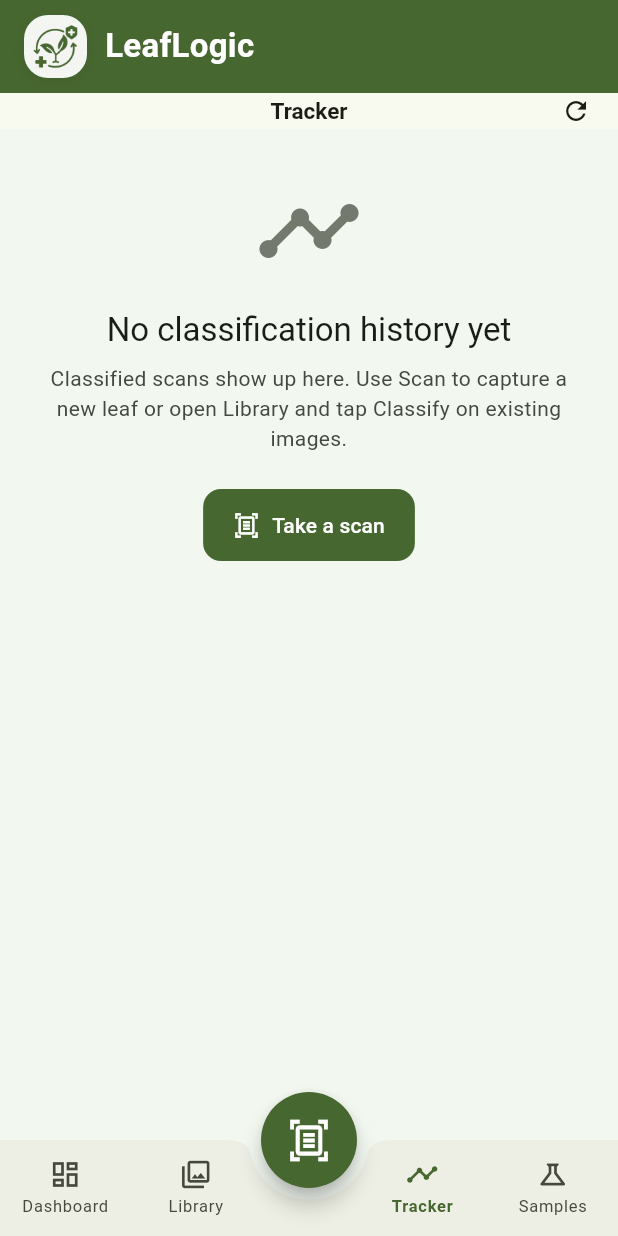
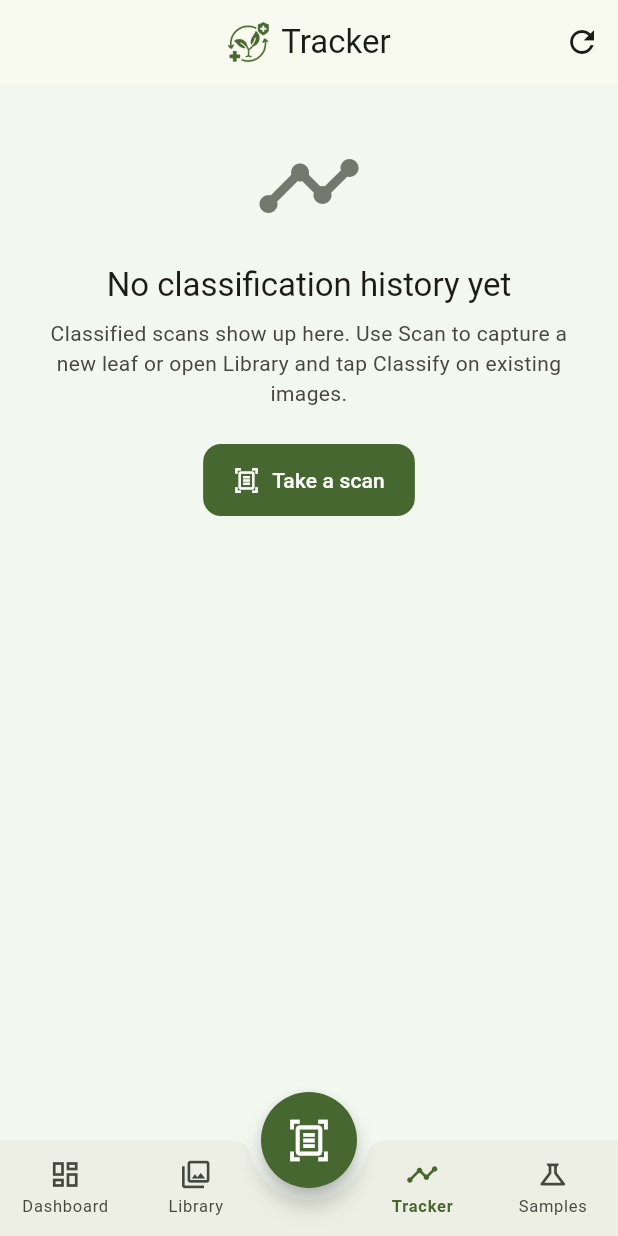
Before and after one commit to Arhum1391/leaflogic, a Flutter app: the TrackerScreen screen opened by its route, after a tap on the "refresh" icon, on a phone screen of 412 x 824 dp. Run offline on Flutter 3.47's test engine with Material 3 defaults, Android fonts, the phone set to English and light mode, and no system bars; our stand-ins replace go_router, google_sign_in, image_picker, supabase_flutter; missing offline and left inert: tflite_flutter; accounts and stored records are empty; network calls fail.

Commit message:
ui: revert to original single-AppBar layout (logo + page name on top)
Drop the persistent brand header + separate page-name strip experiment
that turned into a layout-fight. Back to the original pattern: each
screen owns one standard AppBar with [LeafLogicLogo, PageName] as the
title and plain IconButton actions.

- leaflogic_app.dart: appBarTheme back to original (no toolbarHeight,
  no titleTextStyle override, no icon size override)
- main_shell.dart: body is just navigationShell, no Column wrapper,
  no _BrandHeader. FAB and bottom bar unchanged
- Dashboard / Library / Tracker / Capture / Samples / Diseases:
  AppBar restored to logo + title + plain IconButton actions
- DiseasesScreen still has an explicit back IconButton since it's a
  pushed sub-route

```diff
--- a/leaflogic/lib/app/leaflogic_app.dart
+++ b/leaflogic/lib/app/leaflogic_app.dart
@@ -35,23 +35,11 @@ class _LeafLogicAppState extends State<LeafLogicApp> {
         colorScheme: baseScheme,
         scaffoldBackgroundColor: const Color(0xFFF2F7F0),
         appBarTheme: AppBarTheme(
-          // Tight 32dp page-name strip under the persistent brand header.
-          // The strip's actions still have to be made compact at the call
-          // site (IconButton padding/constraints), otherwise each 48x48
-          // IconButton silently pushes this height back up.
-          toolbarHeight: 24,
           centerTitle: true,
           elevation: 0,
           scrolledUnderElevation: 0.5,
           backgroundColor: baseScheme.surface,
           foregroundColor: baseScheme.onSurface,
-          titleTextStyle: TextStyle(
-            color: baseScheme.onSurface,
-            fontSize: 15,
-            fontWeight: FontWeight.w600,
-          ),
-          iconTheme: IconThemeData(color: baseScheme.onSurface, size: 20),
-          actionsIconTheme: IconThemeData(color: baseScheme.onSurface, size: 20),
         ),
         cardTheme: CardThemeData(
           elevation: 0,
--- a/leaflogic/lib/features/capture/capture_screen.dart
+++ b/leaflogic/lib/features/capture/capture_screen.dart
@@ -9,6 +9,7 @@ import '../../services/leaf_classifier_service.dart';
 import '../../services/leaf_diagnosis_notifier.dart';
 import '../../services/last_leaf_diagnosis.dart';
 import '../../services/leaflogic_data_service.dart';
+import '../../ui/leaflogic_logo.dart';
 
 class CaptureScreen extends StatefulWidget {
   const CaptureScreen({super.key});
@@ -127,11 +128,14 @@ class _CaptureScreenState extends State<CaptureScreen> {
 
     return Scaffold(
       appBar: AppBar(
-        primary: false,
-        automaticallyImplyLeading: false,
-        toolbarHeight: 24,
-        titleSpacing: 16,
-        title: const Text('Scan leaf'),
+        title: Row(
+          mainAxisSize: MainAxisSize.min,
+          children: [
+            const LeafLogicLogo(height: 28),
+            const SizedBox(width: 8),
+            const Text('Scan leaf'),
+          ],
+        ),
       ),
       body: Stack(
         children: [
--- a/leaflogic/lib/features/dashboard/dashboard_screen.dart
+++ b/leaflogic/lib/features/dashboard/dashboard_screen.dart
@@ -7,7 +7,7 @@ import '../../core/config/diagnosis_preview.dart';
 import '../../services/last_leaf_diagnosis.dart';
 import '../../services/leaf_diagnosis_notifier.dart';
 import '../../services/leaflogic_data_service.dart';
-import '../../ui/compact_icon_button.dart';
+import '../../ui/leaflogic_logo.dart';
 
 class DashboardScreen extends StatefulWidget {
   const DashboardScreen({super.key});
@@ -93,23 +93,25 @@ class _DashboardScreenState extends State<DashboardScreen> {
 
     return Scaffold(
       appBar: AppBar(
-        primary: false,
-        automaticallyImplyLeading: false,
-        toolbarHeight: 24,
-        titleSpacing: 16,
-        title: const Text('Dashboard'),
+        title: Row(
+          mainAxisSize: MainAxisSize.min,
+          children: [
+            const LeafLogicLogo(height: 30),
+            const SizedBox(width: 10),
+            const Text('Dashboard'),
+          ],
+        ),
         actions: [
-          CompactIconButton(
+          IconButton(
             tooltip: 'Refresh',
             onPressed: _loading ? null : _load,
-            icon: Icons.refresh,
+            icon: const Icon(Icons.refresh),
           ),
-          CompactIconButton(
+          IconButton(
             tooltip: 'Sign out',
             onPressed: _signOut,
-            icon: Icons.logout,
+            icon: const Icon(Icons.logout),
           ),
-          const SizedBox(width: 8),
         ],
       ),
       body: RefreshIndicator(
--- a/leaflogic/lib/features/diseases/diseases_screen.dart
+++ b/leaflogic/lib/features/diseases/diseases_screen.dart
@@ -4,7 +4,7 @@ import 'package:flutter/material.dart';
 import 'package:flutter/services.dart' show rootBundle;
 import 'package:go_router/go_router.dart';
 
-import '../../ui/compact_icon_button.dart';
+import '../../ui/leaflogic_logo.dart';
 
 class DiseasesScreen extends StatefulWidget {
   const DiseasesScreen({super.key});
@@ -64,14 +64,19 @@ class _DiseasesScreenState extends State<DiseasesScreen> {
 
     return Scaffold(
       appBar: AppBar(
-        primary: true,
-        toolbarHeight: 44,
-        leading: CompactIconButton(
-          icon: Icons.arrow_back,
+        leading: IconButton(
+          icon: const Icon(Icons.arrow_back),
           tooltip: 'Back',
           onPressed: () => context.pop(),
         ),
-        title: const Text('Catalog diseases'),
+        title: Row(
+          mainAxisSize: MainAxisSize.min,
+          children: [
+            const LeafLogicLogo(height: 28),
+            const SizedBox(width: 8),
+            const Text('Catalog diseases'),
+          ],
+        ),
       ),
       body: _buildBody(theme, cs),
     );
--- a/leaflogic/lib/features/library/library_screen.dart
+++ b/leaflogic/lib/features/library/library_screen.dart
@@ -4,7 +4,7 @@ import 'package:supabase_flutter/supabase_flutter.dart';
 
 import '../../services/leaf_classifier_service.dart';
 import '../../services/leaflogic_data_service.dart';
-import '../../ui/compact_icon_button.dart';
+import '../../ui/leaflogic_logo.dart';
 
 class LibraryScreen extends StatefulWidget {
   const LibraryScreen({super.key});
@@ -142,18 +142,20 @@ class _LibraryScreenState extends State<LibraryScreen> {
 
     return Scaffold(
       appBar: AppBar(
-        primary: false,
-        automaticallyImplyLeading: false,
-        toolbarHeight: 24,
-        titleSpacing: 16,
-        title: const Text('Scan library'),
+        title: Row(
+          mainAxisSize: MainAxisSize.min,
+          children: [
+            const LeafLogicLogo(height: 28),
+            const SizedBox(width: 8),
+            const Text('Scan library'),
+          ],
+        ),
         actions: [
-          CompactIconButton(
+          IconButton(
             tooltip: 'Refresh',
             onPressed: _loading ? null : _load,
-            icon: Icons.refresh,
+            icon: const Icon(Icons.refresh),
           ),
-          const SizedBox(width: 8),
         ],
       ),
       body: RefreshIndicator(
--- a/leaflogic/lib/features/samples/samples_screen.dart
+++ b/leaflogic/lib/features/samples/samples_screen.dart
@@ -2,6 +2,7 @@ import 'package:flutter/material.dart';
 import 'package:flutter/services.dart' show rootBundle;
 
 import '../../services/leaf_classifier_service.dart';
+import '../../ui/leaflogic_logo.dart';
 
 class _Sample {
   const _Sample({required this.assetPath, required this.expected});
@@ -60,11 +61,14 @@ class _SamplesScreenState extends State<SamplesScreen> {
 
     return Scaffold(
       appBar: AppBar(
-        primary: false,
-        automaticallyImplyLeading: false,
-        toolbarHeight: 24,
-        titleSpacing: 16,
-        title: const Text('Samples'),
+        title: Row(
+          mainAxisSize: MainAxisSize.min,
+          children: [
+            const LeafLogicLogo(height: 28),
+            const SizedBox(width: 8),
+            const Text('Samples'),
+          ],
+        ),
       ),
       body: ListView.separated(
         padding: const EdgeInsets.fromLTRB(16, 12, 16, 24),
--- a/leaflogic/lib/features/shell/main_shell.dart
+++ b/leaflogic/lib/features/shell/main_shell.dart
@@ -1,7 +1,5 @@
 import 'package:flutter/material.dart';
 import 'package:go_router/go_router.dart';
-
-import '../../ui/leaflogic_logo.dart';
 
 class MainShell extends StatelessWidget {
   const MainShell({required this.navigationShell, super.key});
@@ -14,12 +12,7 @@ class MainShell extends StatelessWidget {
   Widget build(BuildContext context) {
     final cs = Theme.of(context).colorScheme;
     return Scaffold(
-      body: Column(
-        children: [
-          _BrandHeader(),
-          Expanded(child: navigationShell),
-        ],
-      ),
+      body: navigationShell,
       floatingActionButton: _ScanFab(
         active: navigationShell.currentIndex == _scanIndex,
         onTap: () => navigationShell.goBranch(_scanIndex),
@@ -29,38 +22,6 @@ class MainShell extends StatelessWidget {
         currentIndex: navigationShell.currentIndex,
         onSelect: navigationShell.goBranch,
         accent: cs.primary,
-      ),
-    );
-  }
-}
-
-class _BrandHeader extends StatelessWidget {
-  @override
-  Widget build(BuildContext context) {
-    final theme = Theme.of(context);
-    final cs = theme.colorScheme;
-    return Material(
-      color: cs.primary,
-      elevation: 0,
-      child: SafeArea(
-        bottom: false,
-        child: Padding(
-          padding: const EdgeInsets.fromLTRB(16, 10, 16, 10),
-          child: Row(
-            children: [
-              const LeafLogicLogo(height: 30, pad: 6, onGreenHeader: true),
-              const SizedBox(width: 12),
-              Text(
-                'LeafLogic',
-                style: theme.textTheme.titleLarge?.copyWith(
-                  color: cs.onPrimary,
-                  fontWeight: FontWeight.bold,
-                  letterSpacing: 0.2,
-                ),
-              ),
-            ],
-          ),
-        ),
       ),
     );
   }
--- a/leaflogic/lib/features/tracker/tracker_screen.dart
+++ b/leaflogic/lib/features/tracker/tracker_screen.dart
@@ -3,7 +3,7 @@ import 'package:go_router/go_router.dart';
 import 'package:supabase_flutter/supabase_flutter.dart';
 
 import '../../services/leaflogic_data_service.dart';
-import '../../ui/compact_icon_button.dart';
+import '../../ui/leaflogic_logo.dart';
 
 class TrackerScreen extends StatefulWidget {
   const TrackerScreen({super.key});
@@ -56,18 +56,20 @@ class _TrackerScreenState extends State<TrackerScreen> {
     final cs = theme.colorScheme;
     return Scaffold(
       appBar: AppBar(
-        primary: false,
-        automaticallyImplyLeading: false,
-        toolbarHeight: 24,
-        titleSpacing: 16,
-        title: const Text('Tracker'),
+        title: Row(
+          mainAxisSize: MainAxisSize.min,
+          children: [
+            const LeafLogicLogo(height: 28),
+            const SizedBox(width: 8),
+            const Text('Tracker'),
+          ],
+        ),
         actions: [
-          CompactIconButton(
+          IconButton(
             tooltip: 'Refresh',
             onPressed: _loading ? null : _load,
-            icon: Icons.refresh,
+            icon: const Icon(Icons.refresh),
           ),
-          const SizedBox(width: 8),
         ],
       ),
       body: RefreshIndicator(
```
